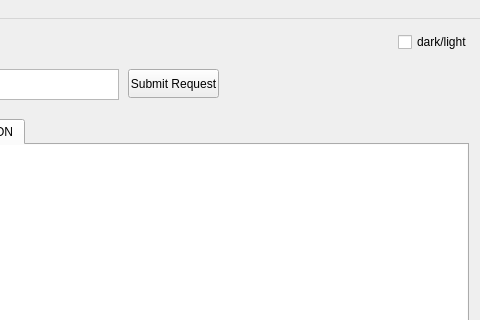
Before: the Qt Designer form mainwindow.ui in imasharc/sharcAPI_client, drawn with Qt 5; both pictures show x 92 to 572 and y 0 to 320 of the 572 by 591 pixel window.
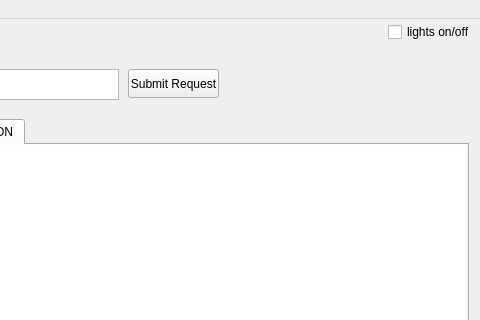
After: the same form once the commit is applied.

Commit message: style(theme button): Change button text to more descrptive

The edit to the form file:
```diff
--- a/mainwindow.ui
+++ b/mainwindow.ui
@@ -114,14 +114,14 @@
    <widget class="QCheckBox" name="themeCheckBox">
     <property name="geometry">
      <rect>
-      <x>490</x>
-      <y>10</y>
-      <width>71</width>
+      <x>480</x>
+      <y>0</y>
+      <width>91</width>
       <height>26</height>
      </rect>
     </property>
     <property name="text">
-     <string>dark/light</string>
+     <string>lights on/off</string>
     </property>
    </widget>
   </widget>
```
